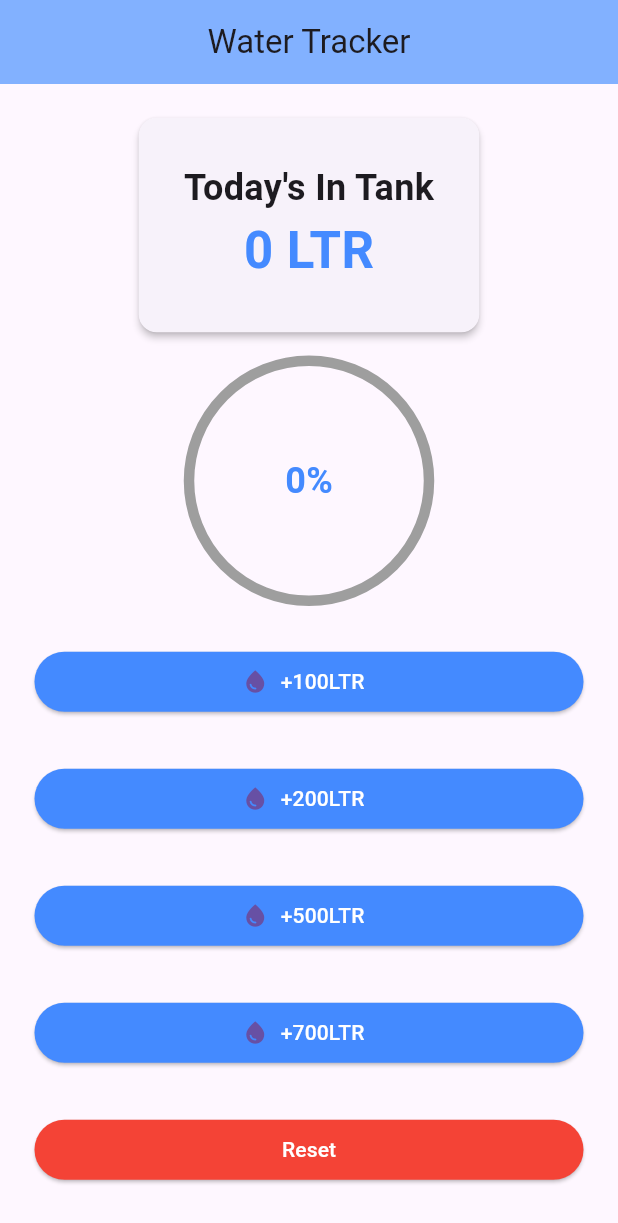
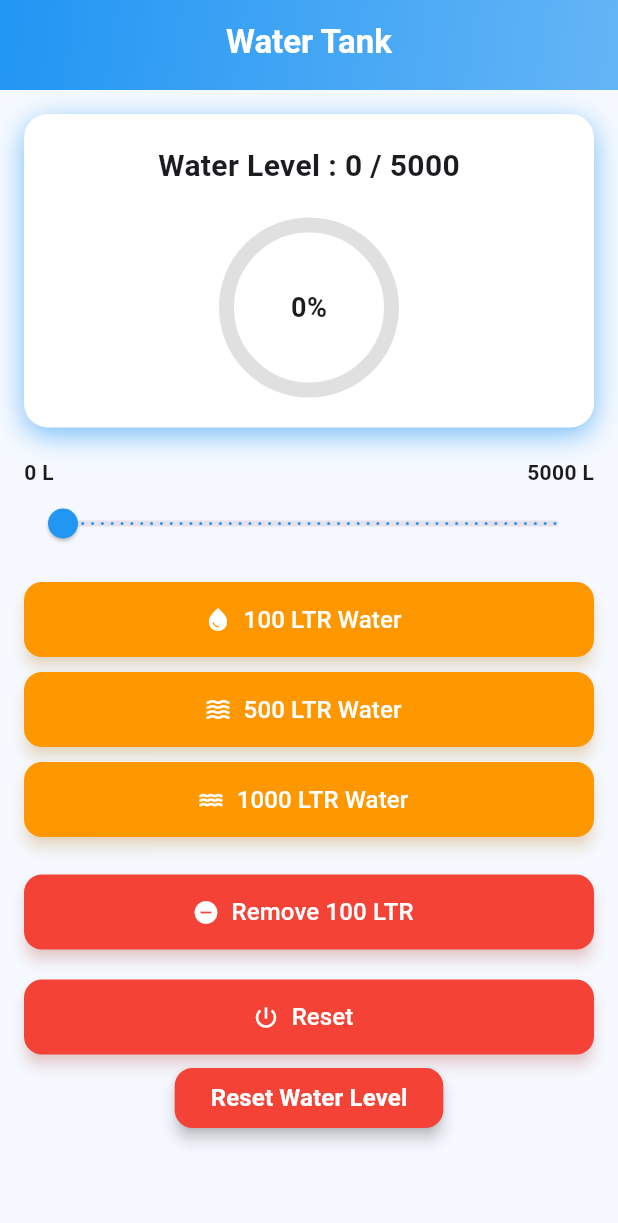
Before and after one commit to Motaher77899/List, a Flutter app: the screen it shows after launch, on a phone screen of 412 x 824 dp. Shown: the top 1223 px of the screen. Run offline on Flutter 3.47's test engine with Material 3 defaults, Android fonts, the phone set to English and light mode, and no system bars; drawn by our look-alikes of percent_indicator.

Commit message:
WaterTank

```diff
--- /dev/null
+++ b/lib/Water_Tank/WaterTank.dart
@@ -0,0 +1,176 @@
+import 'package:flutter/material.dart';
+import 'package:percent_indicator/percent_indicator.dart';
+
+
+class WaterTankScreen extends StatefulWidget {
+  const WaterTankScreen({super.key});
+
+  @override
+  State<WaterTankScreen> createState() => _WaterTankScreenState();
+}
+
+class _WaterTankScreenState extends State<WaterTankScreen> {
+  int currentInTake = 0; // শুরু লেভেল
+  final int goal = 5000;
+
+  void waterAdd(int amount) {
+    setState(() {
+      currentInTake = (currentInTake + amount).clamp(0, goal);
+    });
+  }
+
+  void waterRemove(int amount) {
+    setState(() {
+      currentInTake = (currentInTake - amount).clamp(0, goal);
+    });
+  }
+
+  void resetTank() {
+    setState(() {
+      currentInTake = 0;
+    });
+  }
+
+  @override
+  Widget build(BuildContext context) {
+    double progress = (currentInTake / goal).clamp(0, 1);
+
+    return Scaffold(
+      appBar: PreferredSize(
+        preferredSize: const Size.fromHeight(60),
+        child: AppBar(
+          automaticallyImplyLeading: false,
+          flexibleSpace: Container(
+            decoration: const BoxDecoration(
+              gradient: LinearGradient(
+                colors: [Color(0xFF2196F3), Color(0xFF64B5F6)],
+                begin: Alignment.topLeft,
+                end: Alignment.bottomRight,
+              ),
+            ),
+          ),
+          title: const Text(
+            "Water Tank",
+            style: TextStyle(color: Colors.white, fontWeight: FontWeight.bold),
+          ),
+          centerTitle: true,
+          elevation: 0,
+        ),
+      ),
+      body: SingleChildScrollView(
+        padding: const EdgeInsets.all(16),
+        child: Column(
+          children: [
+            // Card UI
+            Container(
+              width: double.infinity,
+              padding: const EdgeInsets.symmetric(vertical: 20, horizontal: 16),
+              decoration: BoxDecoration(
+                color: Colors.white,
+                borderRadius: BorderRadius.circular(16),
+                boxShadow: [
+                  BoxShadow(
+                    color: Colors.blue.withOpacity(0.6),
+                    blurRadius: 15,
+                     offset: const Offset(0, 5),
+                  ),
+                ],
+              ),
+              child: Column(
+                children: [
+                  Text(
+                    "Water Level : $currentInTake / $goal",
+                    style: const TextStyle(fontSize: 20, fontWeight: FontWeight.bold),
+                  ),
+                  const SizedBox(height: 20),
+                  CircularPercentIndicator(
+                    radius: 60.0,
+                    lineWidth: 10.0,
+                    percent: progress,
+                    center: Text(
+                      "${(progress * 100).toStringAsFixed(0)}%",
+                      style: const TextStyle(fontSize: 18, fontWeight: FontWeight.bold),
+                    ),
+                    progressColor: Colors.blue,
+                    backgroundColor: Colors.grey.shade300,
+                    circularStrokeCap: CircularStrokeCap.round,
+                  ),
+                ],
+              ),
+            ),
+            const SizedBox(height: 20),
+
+            // Slider + Label
+            Row(
+              mainAxisAlignment: MainAxisAlignment.spaceBetween,
+              children:  [
+                Text("0 L", style: TextStyle(fontWeight: FontWeight.bold)),
+                Text("5000 L", style: TextStyle(fontWeight: FontWeight.bold)),
+              ],
+            ),
+            Slider(
+              value: currentInTake.toDouble(),
+              min: 0,
+              max: goal.toDouble(),
+              divisions: goal ~/ 100,
+              activeColor: Colors.blue,
+              onChanged: (value) {
+                setState(() {
+                  currentInTake = value.toInt();
+                });
+              },
+            ),
+            const SizedBox(height: 10),
+
+            // Buttons
+            buildWaterButton("100 LTR Water", Icons.water_drop, Colors.orange, () => waterAdd(100)),
+            buildWaterButton("500 LTR Water", Icons.waves, Colors.orange, () => waterAdd(500)),
+            buildWaterButton("1000 LTR Water", Icons.water, Colors.orange, () => waterAdd(1000)),
+
+            const SizedBox(height: 15),
+
+            // Remove Button
+            buildWaterButton("Remove 100 LTR", Icons.remove_circle, Colors.red, () => waterRemove(100)),
+
+            const SizedBox(height: 10),
+            buildWaterButton("Reset", Icons.power_settings_new, Colors.red, () => resetTank()),
+
+            // Reset
+            ElevatedButton(style: ElevatedButton.styleFrom(
+              backgroundColor:Colors.red,
+              elevation: 4,
+
+              shape: RoundedRectangleBorder(borderRadius: BorderRadius.circular(12)),
+            ),
+              onPressed: resetTank,
+              child: const Text(
+                "Reset Water Level",
+                style: TextStyle(color: Colors.white, fontWeight: FontWeight.bold, fontSize: 16),
+              ),
+            ),
+          ],
+        ),
+      ),
+      backgroundColor: const Color(0xFFF5F9FF),
+    );
+  }
+
+  Widget buildWaterButton(String label, IconData icon, Color color, VoidCallback onPressed) {
+    return Container(
+      margin: const EdgeInsets.symmetric(vertical: 5),
+      width: double.infinity,
+      height: 50,
+      child: ElevatedButton.icon(
+        style: ElevatedButton.styleFrom(
+          backgroundColor: color,
+          elevation: 4,
+          shadowColor: color.withOpacity(0.4),
+          shape: RoundedRectangleBorder(borderRadius: BorderRadius.circular(12)),
+        ),
+        onPressed: onPressed,
+        icon: Icon(icon, color: Colors.white),
+        label: Text(label, style: const TextStyle(color: Colors.white, fontSize: 16)),
+      ),
+    );
+  }
+}
--- a/lib/Water_tracker.dart
+++ b/lib/Water_tracker.dart
@@ -80,7 +80,7 @@ class _WaterTrackerState extends State<WaterTracker> {
                     WaterTankButon(amount: 100, onClick: ()=> waterAdd(100),),
                     WaterTankButon(amount: 200, onClick: ()=> waterAdd(200),),
                     WaterTankButon(amount: 500, onClick: ()=> waterAdd(500),),
-                    WaterTankButon(amount: 700, onClick: ()=> waterAdd(700),),
+                    WaterTankButon(amount: 100, onClick: ()=> waterAdd(-100),),
                   ],
                 ),
                 Padding(
--- a/lib/main.dart
+++ b/lib/main.dart
@@ -9,6 +9,7 @@ import 'Football/football_home.dart';
 import 'FullApp.dart';
 import 'StackFile/stackHeder.dart';
 import 'Travel.dart';
+import 'Water_Tank/WaterTank.dart';
 import 'Water_tracker.dart';
 import 'exam_2.dart';
 import 'food_app.dart';
@@ -24,7 +25,7 @@ class MyApp extends StatelessWidget {
   Widget build(BuildContext context) {
     return MaterialApp(
       debugShowCheckedModeBanner: false,
-       home:WaterTracker(),
+       home:WaterTankScreen(),
     );
   }
 }
--- a/pubspec.yaml
+++ b/pubspec.yaml
@@ -28,6 +28,7 @@ environment:
 # the latest version available on pub.dev. To see which dependencies have newer
 # versions available, run `flutter pub outdated`.
 dependencies:
+  percent_indicator: ^4.2.5
   flutter:
     sdk: flutter
 
```
Also changed, not shown: pubspec.lock.
